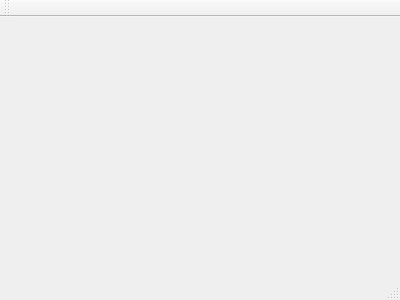
The window that student/11/timer/mainwindow.ui (dareDEVil-aynur/COMP.CS.110) describes before a commit, drawn with Qt 5.
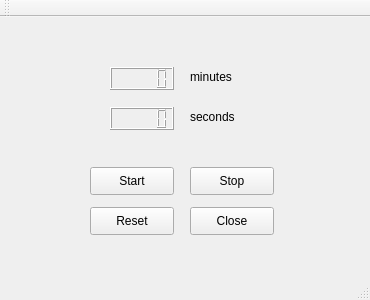
The same window after the commit.

The edit to the form file:
```diff
--- a/student/11/timer/mainwindow.ui
+++ b/student/11/timer/mainwindow.ui
@@ -1,24 +1,138 @@
 <ui version="4.0">
  <class>MainWindow</class>
- <widget class="QMainWindow" name="MainWindow" >
-  <property name="geometry" >
+ <widget class="QMainWindow" name="MainWindow">
+  <property name="geometry">
    <rect>
     <x>0</x>
     <y>0</y>
-    <width>400</width>
+    <width>370</width>
     <height>300</height>
    </rect>
   </property>
   <property name="windowTitle" >
    <string>MainWindow</string>
   </property>
-  <widget class="QMenuBar" name="menuBar" />
-  <widget class="QToolBar" name="mainToolBar" />
-  <widget class="QWidget" name="centralWidget" />
-  <widget class="QStatusBar" name="statusBar" />
+  <widget class="QWidget" name="centralWidget">
+   <widget class="QPushButton" name="startButton">
+    <property name="geometry">
+     <rect>
+      <x>90</x>
+      <y>150</y>
+      <width>84</width>
+      <height>28</height>
+     </rect>
+    </property>
+    <property name="text">
+     <string>Start</string>
+    </property>
+   </widget>
+   <widget class="QPushButton" name="stopButton">
+    <property name="geometry">
+     <rect>
+      <x>190</x>
+      <y>150</y>
+      <width>84</width>
+      <height>28</height>
+     </rect>
+    </property>
+    <property name="text">
+     <string>Stop</string>
+    </property>
+   </widget>
+   <widget class="QPushButton" name="resetButton">
+    <property name="geometry">
+     <rect>
+      <x>90</x>
+      <y>190</y>
+      <width>84</width>
+      <height>28</height>
+     </rect>
+    </property>
+    <property name="text">
+     <string>Reset</string>
+    </property>
+   </widget>
+   <widget class="QPushButton" name="closeButton">
+    <property name="geometry">
+     <rect>
+      <x>190</x>
+      <y>190</y>
+      <width>84</width>
+      <height>28</height>
+     </rect>
+    </property>
+    <property name="text">
+     <string>Close</string>
+    </property>
+   </widget>
+   <widget class="QLabel" name="label">
+    <property name="geometry">
+     <rect>
+      <x>190</x>
+      <y>50</y>
+      <width>63</width>
+      <height>20</height>
+     </rect>
+    </property>
+    <property name="text">
+     <string>minutes</string>
+    </property>
+   </widget>
+   <widget class="QLabel" name="label_2">
+    <property name="geometry">
+     <rect>
+      <x>190</x>
+      <y>90</y>
+      <width>63</width>
+      <height>20</height>
+     </rect>
+    </property>
+    <property name="text">
+     <string>seconds</string>
+    </property>
+   </widget>
+   <widget class="QLCDNumber" name="lcdNumberMin">
+    <property name="geometry">
+     <rect>
+      <x>110</x>
+      <y>50</y>
+      <width>64</width>
+      <height>23</height>
+     </rect>
+    </property>
+   </widget>
+   <widget class="QLCDNumber" name="lcdNumberSec">
+    <property name="geometry">
+     <rect>
+      <x>110</x>
+      <y>90</y>
+      <width>64</width>
+      <height>23</height>
+     </rect>
+    </property>
+   </widget>
+  </widget>
+  <widget class="QMenuBar" name="menuBar">
+   <property name="geometry">
+    <rect>
+     <x>0</x>
+     <y>0</y>
+     <width>370</width>
+     <height>25</height>
+    </rect>
+   </property>
+  </widget>
+  <widget class="QToolBar" name="mainToolBar">
+   <attribute name="toolBarArea">
+    <enum>TopToolBarArea</enum>
+   </attribute>
+   <attribute name="toolBarBreak">
+    <bool>false</bool>
+   </attribute>
+  </widget>
+  <widget class="QStatusBar" name="statusBar"/>
  </widget>
- <layoutDefault spacing="6" margin="11" />
- <pixmapfunction></pixmapfunction>
+ <layoutdefault spacing="6" margin="11"/>
  <resources/>
  <connections/>
 </ui>
```
Left out of the diff: 22 changed lines with no effect on the pictures.
